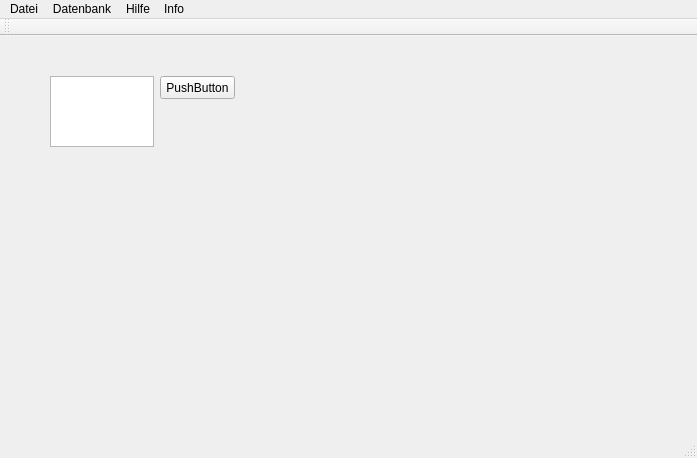
This is mainwindow.ui in kuhmuckl/kuhmuckl as Qt 5 draws it before an edit. The edited form follows.
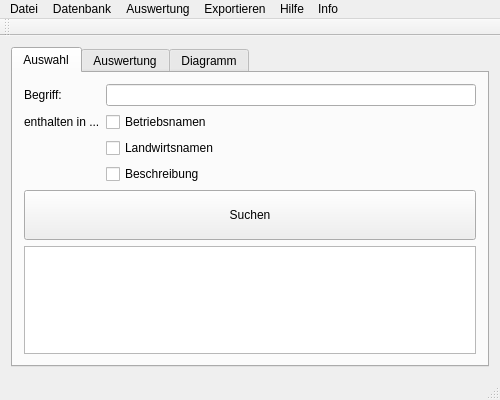
This is the edited form.

Commit message: First layout. Not that detailed as there is no access for me to the old MLP 2000 ... -.-

Diff of the .ui file:
```diff
--- a/mainwindow.ui
+++ b/mainwindow.ui
@@ -6,44 +6,120 @@
    <rect>
     <x>0</x>
     <y>0</y>
-    <width>697</width>
-    <height>458</height>
+    <width>500</width>
+    <height>400</height>
    </rect>
   </property>
+  <property name="minimumSize">
+   <size>
+    <width>500</width>
+    <height>400</height>
+   </size>
+  </property>
   <property name="windowTitle">
    <string>MainWindow</string>
   </property>
   <widget class="QWidget" name="centralWidget">
-   <widget class="QTextEdit" name="textEdit">
-    <property name="geometry">
-     <rect>
-      <x>50</x>
-      <y>40</y>
-      <width>104</width>
-      <height>71</height>
-     </rect>
-    </property>
-   </widget>
-   <widget class="QPushButton" name="pushButton">
-    <property name="geometry">
-     <rect>
-      <x>160</x>
-      <y>40</y>
-      <width>75</width>
-      <height>23</height>
-     </rect>
-    </property>
-    <property name="text">
-     <string>PushButton</string>
-    </property>
-   </widget>
+   <layout class="QVBoxLayout" name="verticalLayout">
+    <item>
+     <widget class="QTabWidget" name="tabWidget">
+      <property name="sizePolicy">
+       <sizepolicy hsizetype="Expanding" vsizetype="Expanding">
+        <horstretch>0</horstretch>
+        <verstretch>0</verstretch>
+       </sizepolicy>
+      </property>
+      <property name="currentIndex">
+       <number>0</number>
+      </property>
+      <widget class="QWidget" name="tab">
+       <attribute name="title">
+        <string>Auswahl</string>
+       </attribute>
+       <layout class="QVBoxLayout" name="verticalLayout_2">
+        <item>
+         <layout class="QFormLayout" name="formLayout">
+          <property name="fieldGrowthPolicy">
+           <enum>QFormLayout::AllNonFixedFieldsGrow</enum>
+          </property>
+          <item row="0" column="0">
+           <widget class="QLabel" name="label">
+            <property name="text">
+             <string>Begriff:</string>
+            </property>
+           </widget>
+          </item>
+          <item row="0" column="1">
+           <widget class="QLineEdit" name="lineEdit"/>
+          </item>
+          <item row="1" column="0">
+           <widget class="QLabel" name="label_2">
+            <property name="text">
+             <string>enthalten in ...</string>
+            </property>
+           </widget>
+          </item>
+          <item row="1" column="1">
+           <widget class="QCheckBox" name="checkBox">
+            <property name="text">
+             <string>Betriebsnamen</string>
+            </property>
+           </widget>
+          </item>
+          <item row="2" column="1">
+           <widget class="QCheckBox" name="checkBox_2">
+            <property name="text">
+             <string>Landwirtsnamen</string>
+            </property>
+           </widget>
+          </item>
+          <item row="3" column="1">
+           <widget class="QCheckBox" name="checkBox_3">
+            <property name="text">
+             <string>Beschreibung</string>
+            </property>
+           </widget>
+          </item>
+         </layout>
+        </item>
+        <item>
+         <widget class="QPushButton" name="pushButton">
+          <property name="minimumSize">
+           <size>
+            <width>300</width>
+            <height>50</height>
+           </size>
+          </property>
+          <property name="text">
+           <string>Suchen</string>
+          </property>
+         </widget>
+        </item>
+        <item>
+         <widget class="QTableWidget" name="tableWidget"/>
+        </item>
+       </layout>
+      </widget>
+      <widget class="QWidget" name="tab_2">
+       <attribute name="title">
+        <string>Auswertung</string>
+       </attribute>
+      </widget>
+      <widget class="QWidget" name="tab_3">
+       <attribute name="title">
+        <string>Diagramm</string>
+       </attribute>
+      </widget>
+     </widget>
+    </item>
+   </layout>
   </widget>
   <widget class="QMenuBar" name="menuBar">
    <property name="geometry">
     <rect>
      <x>0</x>
      <y>0</y>
-     <width>697</width>
+     <width>500</width>
      <height>21</height>
     </rect>
    </property>
@@ -67,8 +143,20 @@
      <string>Info</string>
     </property>
    </widget>
+   <widget class="QMenu" name="menuAuswertung">
+    <property name="title">
+     <string>Auswertung</string>
+    </property>
+   </widget>
+   <widget class="QMenu" name="menuExportieren">
+    <property name="title">
+     <string>Exportieren</string>
+    </property>
+   </widget>
    <addaction name="menuDatei"/>
    <addaction name="menuDatenbank"/>
+   <addaction name="menuAuswertung"/>
+   <addaction name="menuExportieren"/>
    <addaction name="menuHilfe"/>
    <addaction name="menuInfo"/>
   </widget>
@@ -80,7 +168,26 @@
     <bool>false</bool>
    </attribute>
   </widget>
-  <widget class="QStatusBar" name="statusBar"/>
+  <widget class="QStatusBar" name="statusBar">
+   <property name="mouseTracking">
+    <bool>false</bool>
+   </property>
+  </widget>
+  <action name="actionStartseite">
+   <property name="text">
+    <string>Startseite</string>
+   </property>
+  </action>
+  <action name="actionBeenden">
+   <property name="text">
+    <string>Beenden</string>
+   </property>
+  </action>
+  <action name="actionAus_Datei_einlesen">
+   <property name="text">
+    <string>Aus Datei einlesen</string>
+   </property>
+  </action>
  </widget>
  <layoutdefault spacing="6" margin="11"/>
  <resources/>
```
Left out of the diff: 3 changed lines with no effect on the pictures. The commit also changes 2 other files.
